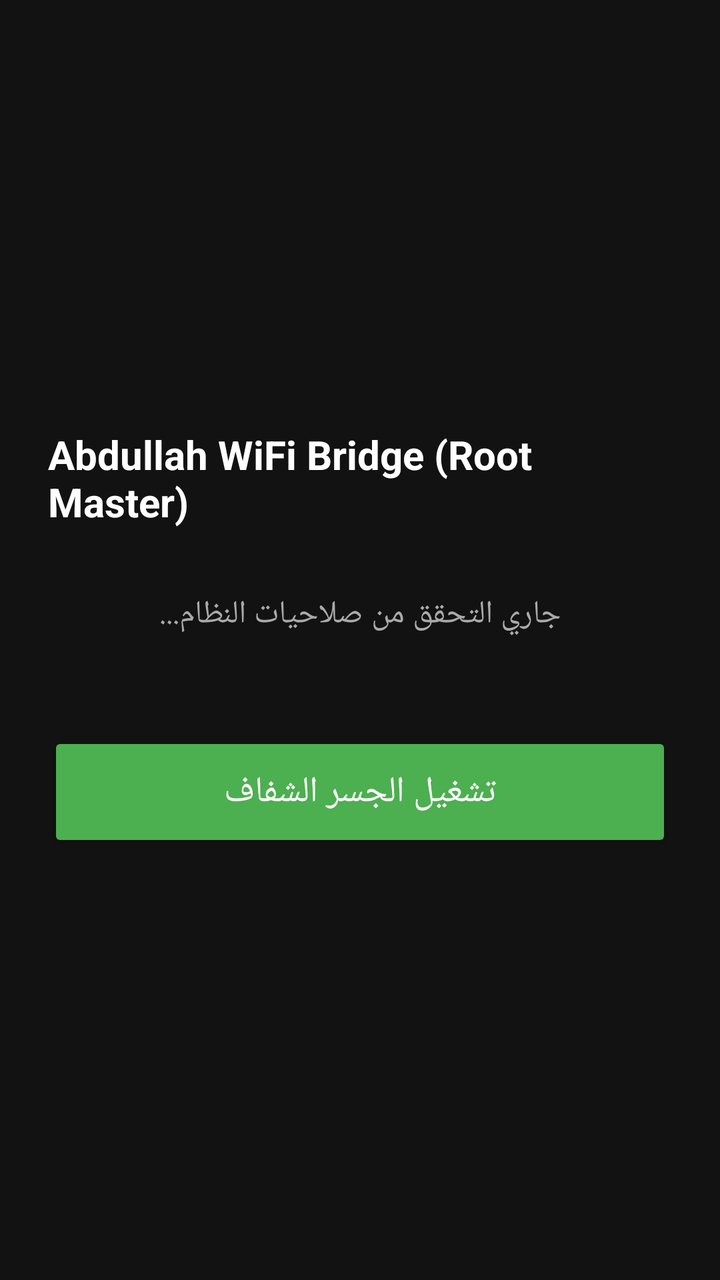
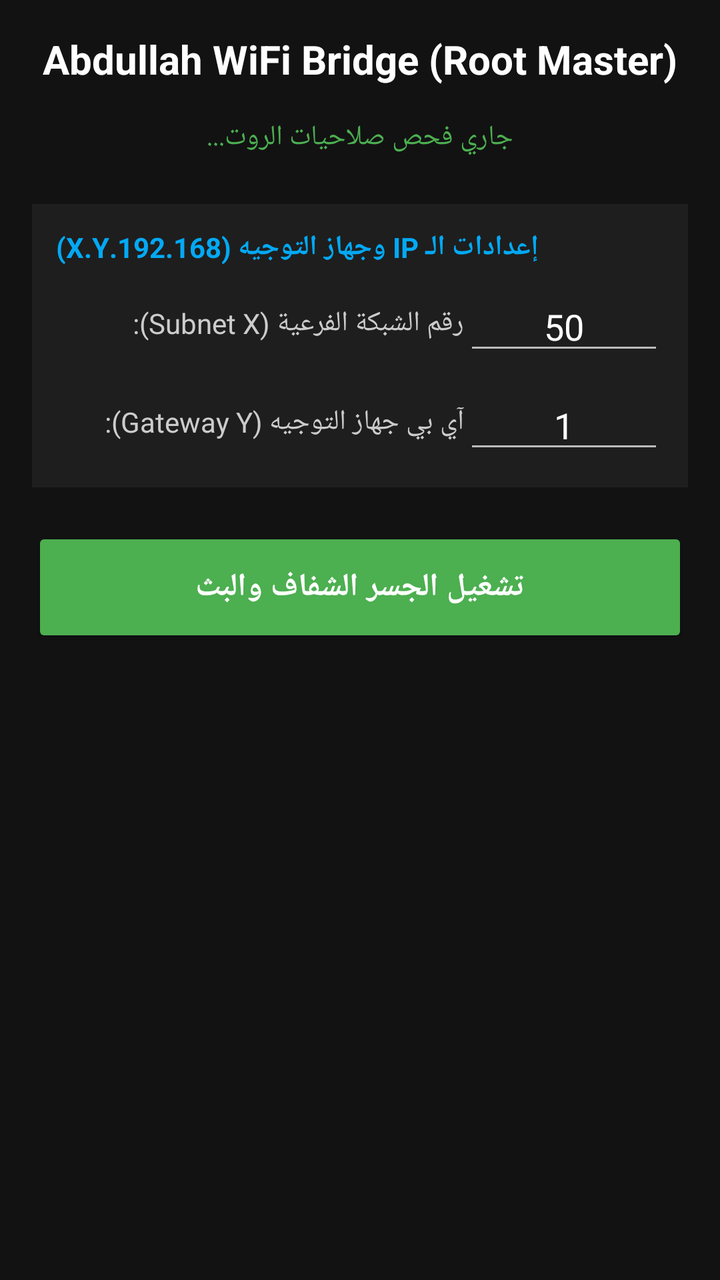

Compare the two renders of this Android layout. The source of the first and the diff that turns it into the second are given below.
<!-- AndroidManifest.xml: application theme Theme.AppCompat.NoActionBar -->
<!-- res/layout/activity_main.xml -->
<?xml version="1.0" encoding="utf-8"?>
<LinearLayout xmlns:android="http://schemas.android.com/apk/res/android"
    android:layout_width="match_parent"
    android:layout_height="match_parent"
    android:gravity="center"
    android:orientation="vertical"
    android:padding="24dp"
    android:background="#121212">

    <TextView
        android:layout_width="wrap_content"
        android:layout_height="wrap_content"
        android:text="Abdullah WiFi Bridge (Root Master)"
        android:textColor="#FFFFFF"
        android:textSize="20sp"
        android:textStyle="bold"
        android:layout_marginBottom="32dp" />

    <TextView
        android:id="@+id/statusTextView"
        android:layout_width="match_parent"
        android:layout_height="wrap_content"
        android:gravity="center"
        android:text="جاري التحقق من صلاحيات النظام..."
        android:textColor="#AAAAAA"
        android:textSize="16sp"
        android:layout_marginBottom="48dp" />

    <Button
        android:id="@+id/btnToggleBridge"
        android:layout_width="match_parent"
        android:layout_height="60dp"
        android:text="تشغيل الجسر الشفاف"
        android:textColor="#FFFFFF"
        android:textSize="18sp"
        android:backgroundTint="#4CAF50" />

</LinearLayout>
<!-- resources referenced by this layout -->
<resources>

</resources>

<!-- the commit's change to res/layout/activity_main.xml (unified diff, before → after) -->
@@ -1,38 +1,107 @@
 <?xml version="1.0" encoding="utf-8"?>
-<LinearLayout xmlns:android="http://schemas.android.com/apk/res/android"
+<ScrollView xmlns:android="http://schemas.android.com/apk/res/android"
     android:layout_width="match_parent"
     android:layout_height="match_parent"
-    android:gravity="center"
-    android:orientation="vertical"
-    android:padding="24dp"
-    android:background="#121212">
+    android:background="#121212"
+    android:padding="16dp">
 
-    <TextView
-        android:layout_width="wrap_content"
-        android:layout_height="wrap_content"
-        android:text="Abdullah WiFi Bridge (Root Master)"
-        android:textColor="#FFFFFF"
-        android:textSize="20sp"
-        android:textStyle="bold"
-        android:layout_marginBottom="32dp" />
-
-    <TextView
-        android:id="@+id/statusTextView"
+    <LinearLayout
         android:layout_width="match_parent"
         android:layout_height="wrap_content"
-        android:gravity="center"
-        android:text="جاري التحقق من صلاحيات النظام..."
-        android:textColor="#AAAAAA"
-        android:textSize="16sp"
-        android:layout_marginBottom="48dp" />
+        android:orientation="vertical"
+        android:gravity="center_horizontal">
 
-    <Button
-        android:id="@+id/btnToggleBridge"
-        android:layout_width="match_parent"
-        android:layout_height="60dp"
-        android:text="تشغيل الجسر الشفاف"
-        android:textColor="#FFFFFF"
-        android:textSize="18sp"
-        android:backgroundTint="#4CAF50" />
+        <TextView
+            android:layout_width="wrap_content"
+            android:layout_height="wrap_content"
+            android:text="Abdullah WiFi Bridge (Root Master)"
+            android:textColor="#FFFFFF"
+            android:textSize="20sp"
+            android:textStyle="bold"
+            android:layout_marginBottom="16dp"/>
 
-</LinearLayout>
+        <TextView
+            android:id="@+id/statusTextView"
+            android:layout_width="match_parent"
+            android:layout_height="wrap_content"
+            android:text="جاري فحص صلاحيات الروت..."
+            android:textColor="#4CAF50"
+            android:textSize="14sp"
+            android:gravity="center"
+            android:layout_marginBottom="24dp"/>
+
+        
+        <LinearLayout
+            android:layout_width="match_parent"
+            android:layout_height="wrap_content"
+            android:orientation="vertical"
+            android:background="#1E1E1E"
+            android:padding="12dp"
+            android:layout_marginBottom="20dp">
+
+            <TextView
+                android:layout_width="wrap_content"
+                android:layout_height="wrap_content"
+                android:text="إعدادات الـ IP وجهاز التوجيه (192.168.X.Y)"
+                android:textColor="#03A9F4"
+                android:textSize="14sp"
+                android:textStyle="bold"
+                android:layout_marginBottom="8dp"/>
+
+            
+            <LinearLayout
+                android:layout_width="match_parent"
+                android:layout_height="wrap_content"
+                android:orientation="horizontal"
+                android:gravity="center_vertical"
+                android:layout_marginBottom="8dp">
+                <TextView
+                    android:layout_width="0dp"
+                    android:layout_height="wrap_content"
+                    android:layout_weight="1"
+                    android:text="رقم الشبكة الفرعية (Subnet X):"
+                    android:textColor="#CCCCCC"/>
+                <EditText
+                    android:id="@+id/etSubnetX"
+                    android:layout_width="100dp"
+                    android:layout_height="wrap_content"
+                    android:inputType="number"
+                    android:text="50"
+                    android:textColor="#FFFFFF"
+                    android:gravity="center"/>
+            </LinearLayout>
+
+            
+            <LinearLayout
+                android:layout_width="match_parent"
+                android:layout_height="wrap_content"
+                android:orientation="horizontal"
+                android:gravity="center_vertical">
+                <TextView
+                    android:layout_width="0dp"
+                    android:layout_height="wrap_content"
+                    android:layout_weight="1"
+                    android:text="آي بي جهاز التوجيه (Gateway Y):"
+                    android:textColor="#CCCCCC"/>
+                <EditText
+                    android:id="@+id/etGatewayY"
+                    android:layout_width="100dp"
+                    android:layout_height="wrap_content"
+                    android:inputType="number"
+                    android:text="1"
+                    android:textColor="#FFFFFF"
+                    android:gravity="center"/>
+            </LinearLayout>
+        </LinearLayout>
+
+        <Button
+            android:id="@+id/btnToggleBridge"
+            android:layout_width="match_parent"
+            android:layout_height="60dp"
+            android:text="تشغيل الجسر الشفاف والبث"
+            android:textSize="16sp"
+            android:textStyle="bold"
+            android:backgroundTint="#4CAF50"/>
+
+    </LinearLayout>
+</ScrollView>
